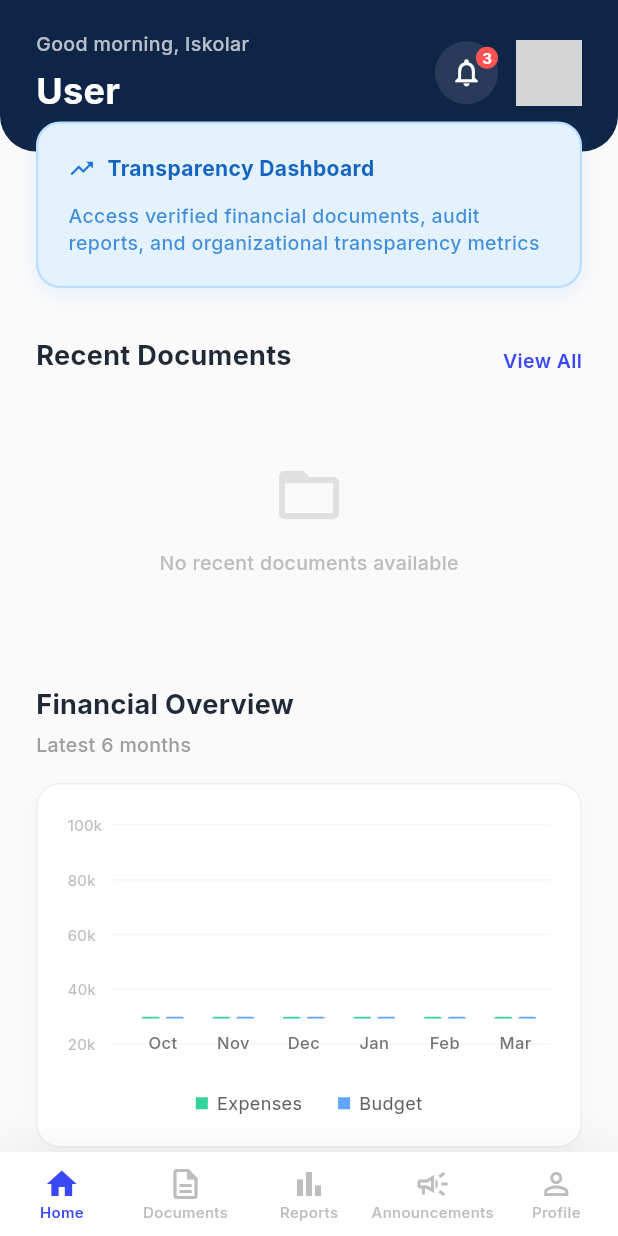
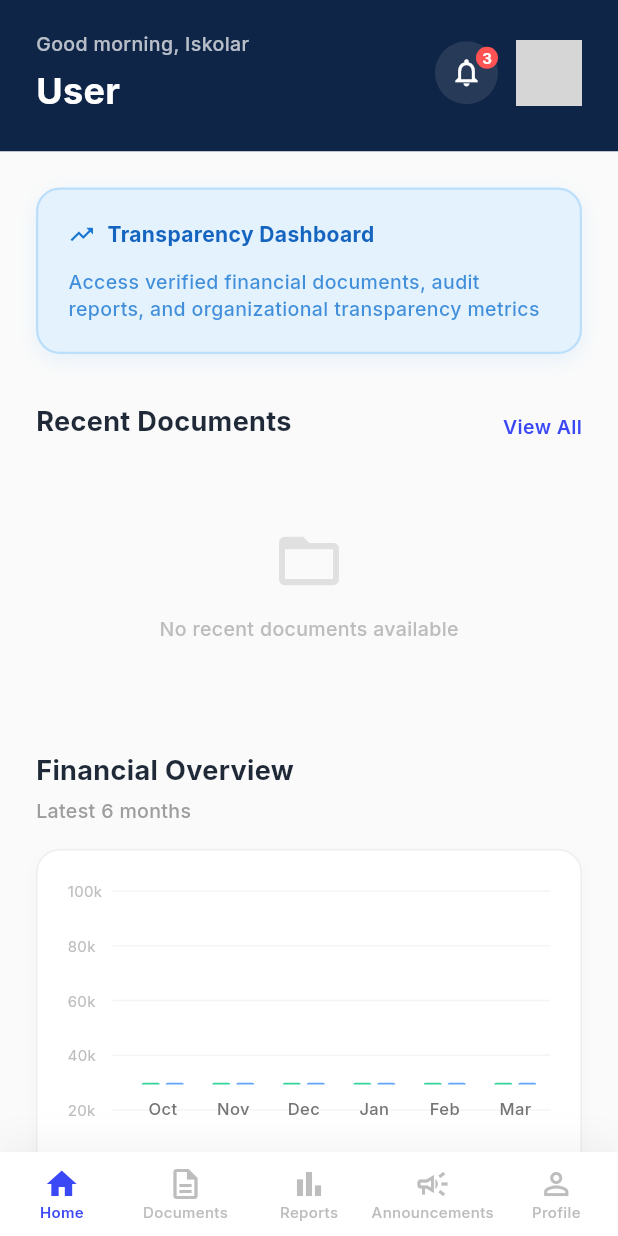
Before and after one commit to AquinoLuisMartin/flutter_application_transparatech, a Flutter app: the DashboardPage screen opened directly, on a phone screen of 412 x 824 dp. Run offline on Flutter 3.47's test engine with Material 3 defaults, Android fonts, the phone set to English and light mode, and no system bars; our stand-ins replace file_picker, google_fonts, image_picker, shared_preferences, sqflite; accounts and stored records are empty; network calls fail; grey boxes are pictures that could not be loaded.

Commit message:
feat: implement user profile dropdown and initial dashboard view with dynamic budget visualization

```diff
--- a/client/lib/features/admin/presentation/widgets/profile_dropdown.dart
+++ b/client/lib/features/admin/presentation/widgets/profile_dropdown.dart
@@ -19,7 +19,7 @@ void showProfileDropdown(BuildContext context) {
   showDialog(
     context: context,
     barrierColor: Colors.black.withValues(alpha: 0.15), // light dimming
-    builder: (BuildContext context) {
+    builder: (BuildContext dialogContext) {
       return Dialog(
         alignment: Alignment.topRight,
         insetPadding: const EdgeInsets.only(top: 60, right: 20), // positions it near the avatar
@@ -89,7 +89,7 @@ void showProfileDropdown(BuildContext context) {
                 contentPadding: EdgeInsets.zero,
                 dense: true,
                 onTap: () {
-                  Navigator.pop(context);
+                  Navigator.pop(dialogContext);
                   Navigator.push(
                     context,
                     MaterialPageRoute(builder: (context) => const AdminAccountSettingsScreen()),
@@ -111,7 +111,7 @@ void showProfileDropdown(BuildContext context) {
                 contentPadding: EdgeInsets.zero,
                 dense: true,
                 onTap: () {
-                  Navigator.pop(context);
+                  Navigator.pop(dialogContext);
                   Navigator.push(
                     context,
                     MaterialPageRoute(builder: (context) => const AdminSettingsScreen()),
@@ -135,7 +135,7 @@ void showProfileDropdown(BuildContext context) {
                 contentPadding: EdgeInsets.zero,
                 dense: true,
                 onTap: () {
-                  Navigator.pop(context);
+                  Navigator.pop(dialogContext);
                   showConfirmationDialog(
                     context: context,
                     title: 'Confirm Logout',
--- a/client/lib/features/dashboard/presentation/pages/dashboard_page.dart
+++ b/client/lib/features/dashboard/presentation/pages/dashboard_page.dart
@@ -312,21 +312,22 @@ class _DashboardPageState extends State<DashboardPage> {
   }
 
   Widget _buildHomeTab() {
+    final isDark = Provider.of<ThemeProvider>(context).isDarkMode;
     final docProvider = Provider.of<DocumentProvider>(context);
     final docsList = docProvider.documents;
 
-    return SingleChildScrollView(
-      child: Column(
+    return Column(
       crossAxisAlignment: CrossAxisAlignment.start,
       children: [
         // Header Section
-          _buildHeader(context, roundedBottom: true),
+        _buildHeader(context, roundedBottom: false),
 
         // Main Content Area
-          Transform.translate(
-              offset: const Offset(0, -20), // Pull banner up slightly over header
-              child: Padding(
-                padding: const EdgeInsets.symmetric(horizontal: 24.0),
+        Expanded(
+          child: Container(
+            color: isDark ? const Color(0xFF0B192C) : const Color(0xFFFAFAFA),
+            child: SingleChildScrollView(
+              padding: const EdgeInsets.symmetric(horizontal: 24.0, vertical: 24.0),
               child: Column(
                 crossAxisAlignment: CrossAxisAlignment.start,
                 children: [
@@ -334,12 +335,15 @@ class _DashboardPageState extends State<DashboardPage> {
                   Container(
                     padding: const EdgeInsets.all(20),
                     decoration: BoxDecoration(
-                        color: Colors.blue.shade50,
+                      color: isDark ? const Color(0xFF152238) : Colors.blue.shade50,
                       borderRadius: BorderRadius.circular(16),
-                        border: Border.all(color: Colors.blue.shade100, width: 1.5),
+                      border: Border.all(
+                        color: isDark ? Colors.white.withValues(alpha: 0.05) : Colors.blue.shade100,
+                        width: 1.5,
+                      ),
                       boxShadow: [
                         BoxShadow(
-                            color: Colors.blue.withValues(alpha: 0.1),
+                          color: isDark ? Colors.black.withValues(alpha: 0.2) : Colors.blue.withValues(alpha: 0.1),
                           blurRadius: 10,
                           offset: const Offset(0, 4),
                         ),
@@ -358,7 +362,7 @@ class _DashboardPageState extends State<DashboardPage> {
                                 style: GoogleFonts.inter(
                                   fontSize: 14,
                                   fontWeight: FontWeight.w700,
-                                    color: Colors.blue.shade800,
+                                  color: isDark ? Colors.white : Colors.blue.shade800,
                                 ),
                                 overflow: TextOverflow.ellipsis,
                               ),
@@ -371,7 +375,7 @@ class _DashboardPageState extends State<DashboardPage> {
                           style: GoogleFonts.inter(
                             fontSize: 13,
                             fontWeight: FontWeight.w500,
-                              color: Colors.blue.shade700.withValues(alpha: 0.8),
+                            color: isDark ? const Color(0xFF94A3B8) : Colors.blue.shade700.withValues(alpha: 0.8),
                             height: 1.4,
                           ),
                         ),
@@ -390,7 +394,7 @@ class _DashboardPageState extends State<DashboardPage> {
                         style: GoogleFonts.inter(
                           fontSize: 18,
                           fontWeight: FontWeight.bold,
-                            color: const Color(0xFF1F2937),
+                          color: isDark ? Colors.white : const Color(0xFF1F2937),
                         ),
                       ),
                       GestureDetector(
@@ -420,13 +424,17 @@ class _DashboardPageState extends State<DashboardPage> {
                       alignment: Alignment.center,
                       child: Column(
                         children: [
-                            Icon(Icons.folder_open_outlined, size: 48, color: Colors.grey.shade300),
+                          Icon(
+                            Icons.folder_open_outlined,
+                            size: 48,
+                            color: isDark ? const Color(0xFF94A3B8) : Colors.grey.shade300,
+                          ),
                           const SizedBox(height: 12),
                           Text(
                             'No recent documents available',
                             style: GoogleFonts.inter(
                               fontSize: 13,
-                                color: Colors.grey.shade400,
+                              color: isDark ? const Color(0xFF94A3B8) : Colors.grey.shade400,
                               fontWeight: FontWeight.w500,
                             ),
                           ),
@@ -449,7 +457,7 @@ class _DashboardPageState extends State<DashboardPage> {
                     style: GoogleFonts.inter(
                       fontSize: 18,
                       fontWeight: FontWeight.bold,
-                        color: const Color(0xFF1F2937),
+                      color: isDark ? Colors.white : const Color(0xFF1F2937),
                     ),
                   ),
                   const SizedBox(height: 4),
@@ -458,7 +466,7 @@ class _DashboardPageState extends State<DashboardPage> {
                     style: GoogleFonts.inter(
                       fontSize: 13,
                       fontWeight: FontWeight.w500,
-                        color: Colors.grey.shade500,
+                      color: isDark ? const Color(0xFF94A3B8) : Colors.grey.shade500,
                     ),
                   ),
                   const SizedBox(height: 16),
@@ -467,12 +475,12 @@ class _DashboardPageState extends State<DashboardPage> {
                   Container(
                     padding: const EdgeInsets.all(20),
                     decoration: BoxDecoration(
-                        color: Colors.white,
+                      color: isDark ? const Color(0xFF152238) : Colors.white,
                       borderRadius: BorderRadius.circular(16),
-                        border: Border.all(color: Colors.grey.shade200),
+                      border: Border.all(color: isDark ? Colors.white.withValues(alpha: 0.05) : Colors.grey.shade200),
                       boxShadow: [
                         BoxShadow(
-                            color: Colors.black.withValues(alpha: 0.02),
+                          color: Colors.black.withValues(alpha: isDark ? 0.2 : 0.02),
                           blurRadius: 8,
                           offset: const Offset(0, 4),
                         ),
@@ -498,14 +506,14 @@ class _DashboardPageState extends State<DashboardPage> {
                                           labels[index],
                                           style: GoogleFonts.inter(
                                             fontSize: 10,
-                                              color: Colors.grey.shade400,
+                                            color: isDark ? const Color(0xFF94A3B8) : Colors.grey.shade400,
                                           ),
                                         ),
                                       ),
                                       Expanded(
                                         child: Container(
                                           height: 1,
-                                            color: Colors.grey.shade100,
+                                          color: isDark ? Colors.white.withValues(alpha: 0.05) : Colors.grey.shade100,
                                         ),
                                       ),
                                     ],
@@ -534,11 +542,23 @@ class _DashboardPageState extends State<DashboardPage> {
                           children: [
                             Container(width: 8, height: 8, color: const Color(0xFF34D399)),
                             const SizedBox(width: 6),
-                              Text('Expenses', style: GoogleFonts.inter(fontSize: 12, color: Colors.grey.shade700)),
+                            Text(
+                              'Expenses',
+                              style: GoogleFonts.inter(
+                                fontSize: 12,
+                                color: isDark ? const Color(0xFF94A3B8) : Colors.grey.shade700,
+                              ),
+                            ),
                             const SizedBox(width: 24),
                             Container(width: 8, height: 8, color: const Color(0xFF60A5FA)),
                             const SizedBox(width: 6),
-                              Text('Budget', style: GoogleFonts.inter(fontSize: 12, color: Colors.grey.shade700)),
+                            Text(
+                              'Budget',
+                              style: GoogleFonts.inter(
+                                fontSize: 12,
+                                color: isDark ? const Color(0xFF94A3B8) : Colors.grey.shade700,
+                              ),
+                            ),
                           ],
                         ),
                       ],
@@ -549,8 +569,8 @@ class _DashboardPageState extends State<DashboardPage> {
               ),
             ),
           ),
-          ],
-        ),
+        ),
+      ],
     );
   }
 
```
Also changed, not shown: 1 other file. Lines whose indentation alone changed are shown as unchanged.
